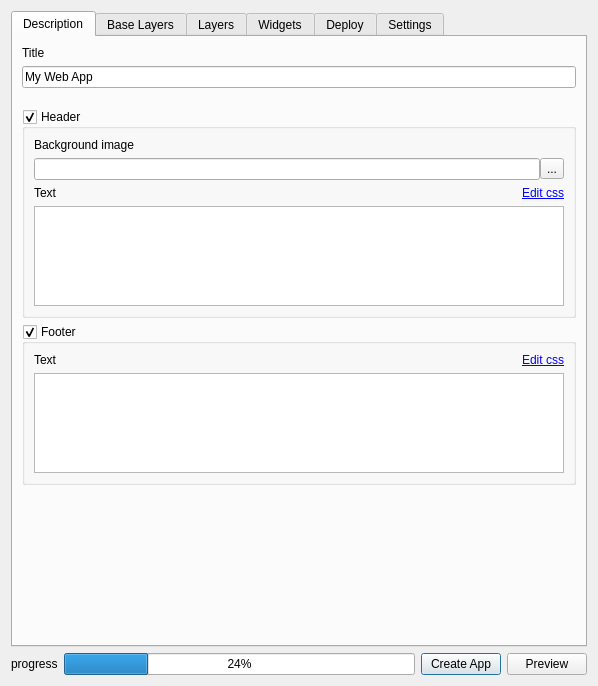
Old version of the form src/webappbuilder/ui_maindialog.ui in the repository planetfederal/qgis-webappbuilder-plugin.
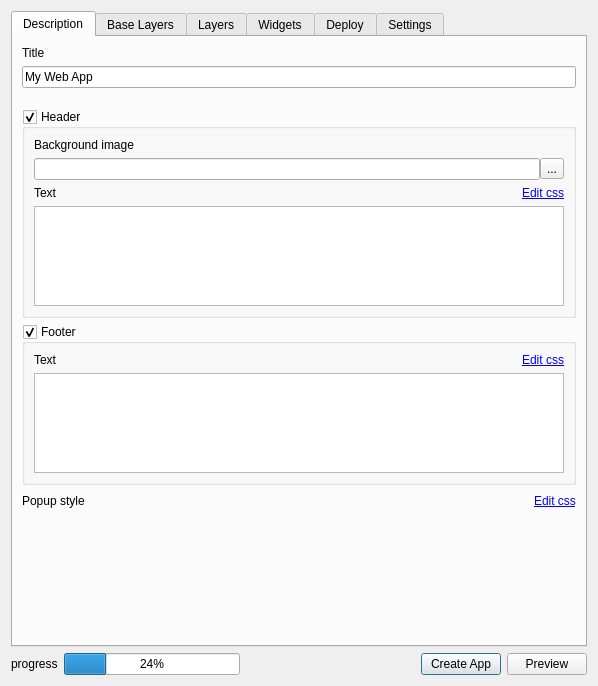
New version of the form. Icons and pictures are not drawn.

Commit message:
better support for styles
added some progress indication

Diff of the .ui file:
```diff
--- a/src/webappbuilder/ui_maindialog.ui
+++ b/src/webappbuilder/ui_maindialog.ui
@@ -219,6 +219,37 @@
            </layout>
           </widget>
          </item>
+         <item>
+          <layout class="QHBoxLayout" name="horizontalLayout_5">
+           <item>
+            <widget class="QLabel" name="label_17">
+             <property name="text">
+              <string>Popup style</string>
+             </property>
+            </widget>
+           </item>
+           <item>
+            <spacer name="horizontalSpacer">
+             <property name="orientation">
+              <enum>Qt::Horizontal</enum>
+             </property>
+             <property name="sizeHint" stdset="0">
+              <size>
+               <width>40</width>
+               <height>20</height>
+              </size>
+             </property>
+            </spacer>
+           </item>
+           <item>
+            <widget class="QLabel" name="labelEditPopupCss">
+             <property name="text">
+              <string>&lt;html&gt;&lt;head/&gt;&lt;body&gt;&lt;p&gt;&lt;a href=&quot;edit&quot;&gt;&lt;span style=&quot; text-decoration: underline; color:#0000ff;&quot;&gt;Edit css&lt;/span&gt;&lt;/a&gt;&lt;/p&gt;&lt;/body&gt;&lt;/html&gt;</string>
+             </property>
+            </widget>
+           </item>
+          </layout>
+         </item>
          <item>
           <spacer name="verticalSpacer_4">
            <property name="orientation">
@@ -1792,6 +1823,19 @@
             </property>
            </widget>
           </item>
+          <item>
+           <spacer name="horizontalSpacer_2">
+            <property name="orientation">
+             <enum>Qt::Horizontal</enum>
+            </property>
+            <property name="sizeHint" stdset="0">
+             <size>
+              <width>40</width>
+              <height>20</height>
+             </size>
+            </property>
+           </spacer>
+          </item>
           <item>
            <widget class="QPushButton" name="buttonCreateApp">
             <property name="text">
```
Left out of the diff: 2 changed lines with no effect on the pictures. The commit also changes 12 other files.
